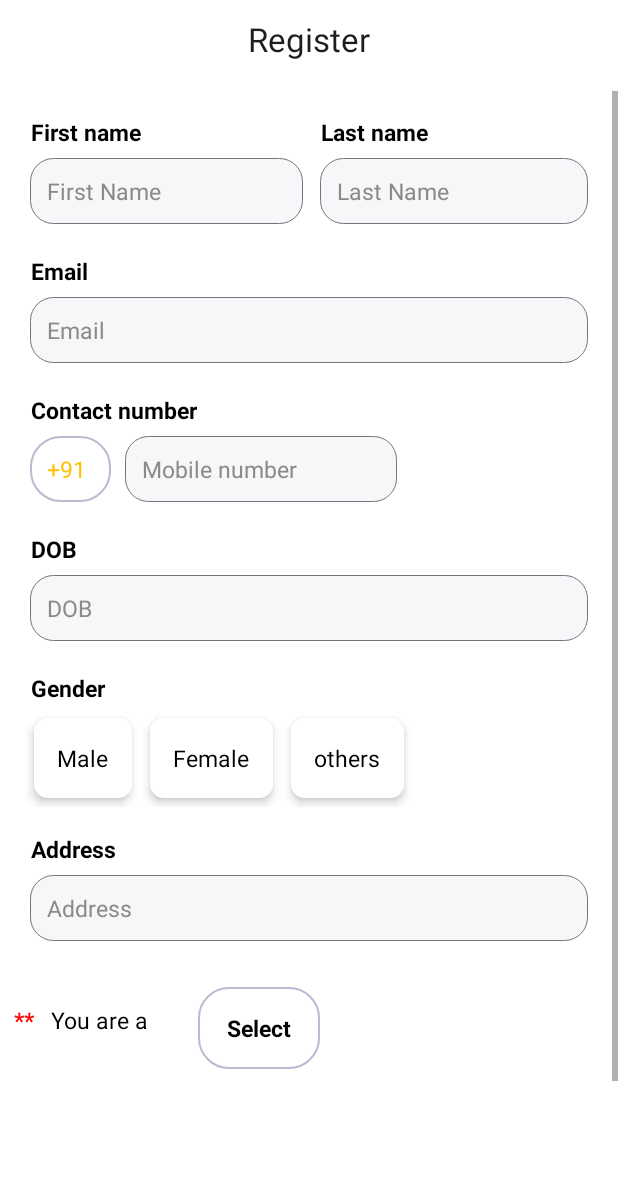
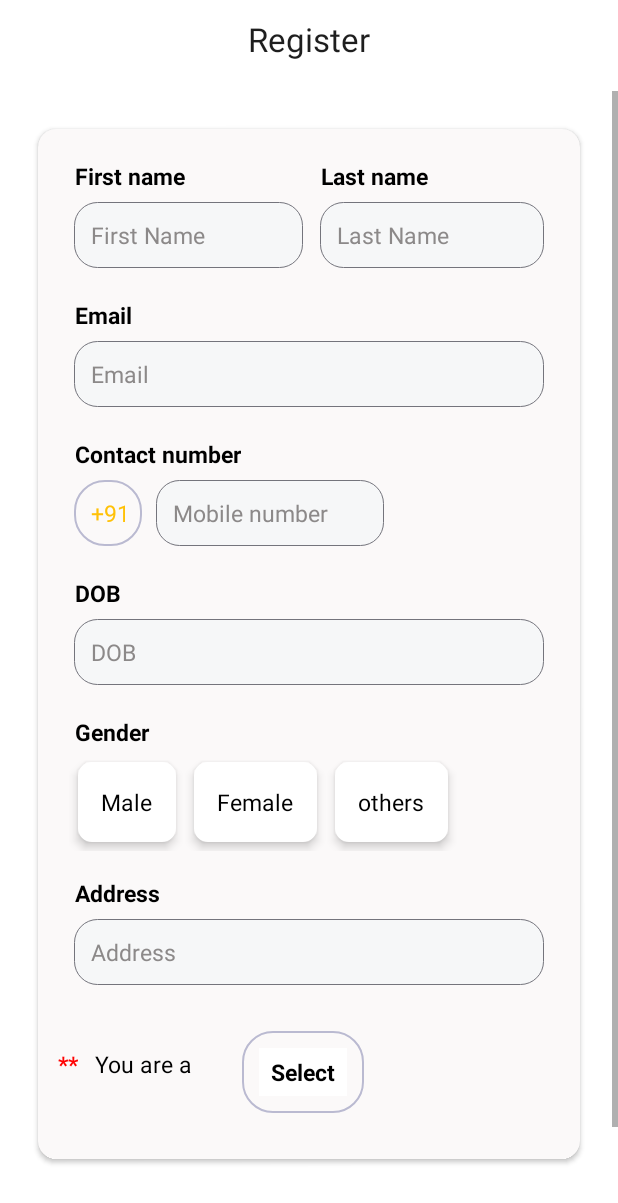
Before and after one commit to Rikeshyadav/meditrack, an Android app: the RegisterPage screen opened directly, with no data from a screen before it, on a phone screen of 412 x 824 dp. Shown: the top 1203 px of the screen. Run offline under Robolectric (Android 15) with nearby library versions, the phone set to English and light mode, and no system bars.

Commit message:
modified register page

```diff
--- a/app/src/main/AndroidManifest.xml
+++ b/app/src/main/AndroidManifest.xml
@@ -29,6 +29,7 @@
         <activity
             android:name=".HomePage"
             android:theme="@style/Theme.HomePage"
+            android:configChanges="orientation|screenSize|screenLayout|keyboardHidden"
             android:exported="false" />
         <activity
             android:name=".firstpage"
--- a/app/src/main/java/com/example/trackhealth/RegisterPage.java
+++ b/app/src/main/java/com/example/trackhealth/RegisterPage.java
@@ -2,6 +2,7 @@ package com.example.trackhealth;
 
 import androidx.appcompat.app.AppCompatActivity;
 import androidx.appcompat.widget.AppCompatButton;
+import androidx.cardview.widget.CardView;
 
 import android.app.DatePickerDialog;
 import android.os.Bundle;
@@ -29,9 +30,9 @@ public class RegisterPage extends AppCompatActivity {
     RadioButton male_radio, female_radio, others_radio, clinic_radio, hospital_radio;
     TextView spec_text, yoe_text, about_text, qualification_text, text_clinicphone, text_clinic_header, text_clinic_name, text_clinic_type, text_clinic_address, country_code2;
     EditText speciality, yoe, aboutDoc, qualification, organisation, clinic_type, clinic_address, clinic_phone, dob;
+    AppCompatButton signup;
 
-    View line1;
-    AppCompatButton signup;
+    CardView card2,card3;
 
     @Override
     protected void onCreate(Bundle savedInstanceState) {
@@ -58,7 +59,6 @@ public class RegisterPage extends AppCompatActivity {
 
         // id of line
 
-        line1 = findViewById(R.id.line);
         // id of edit text
         clinic_phone = findViewById(R.id.clinic_phone);
         dopcat = findViewById(R.id.docpat);
@@ -89,6 +89,13 @@ public class RegisterPage extends AppCompatActivity {
         //date of birth
 
         dob = findViewById(R.id.Age);
+
+
+        //id of cardView
+
+        card2=findViewById(R.id.card2);
+        card3=findViewById(R.id.card3);
+
         dob.setOnClickListener(new View.OnClickListener() {
             @Override
             public void onClick(View view) {
@@ -102,6 +109,7 @@ public class RegisterPage extends AppCompatActivity {
                     public void onClick(View view) {
                         text_clinic_address.setText("Hospital Address");
                         text_clinic_name.setText("Hospital Name");
+                        card3.setVisibility(View.VISIBLE);
                         text_clinic_type.setText("Hospital Type");
                         text_clinicphone.setText("Hospital Phone Number");
                         text_clinic_address.setVisibility(View.VISIBLE);
@@ -128,6 +136,7 @@ public class RegisterPage extends AppCompatActivity {
                 text_clinic_address.setVisibility(View.VISIBLE);
                 text_clinic_name.setVisibility(View.VISIBLE);
                 text_clinic_type.setVisibility(View.VISIBLE);
+                card3.setVisibility(View.VISIBLE);
                 text_clinicphone.setVisibility(View.VISIBLE);
                 organisation.setVisibility(View.VISIBLE);
                 country_code2.setVisibility(View.VISIBLE);
@@ -160,13 +169,16 @@ public class RegisterPage extends AppCompatActivity {
                     about_text.setVisibility(View.VISIBLE);
                     aboutDoc.setVisibility(View.VISIBLE);
                     qualification_text.setVisibility(View.VISIBLE);
-                    line1.setVisibility(View.VISIBLE);
                     text_clinic_header.setVisibility(View.VISIBLE);
                     yoe.setVisibility(View.VISIBLE);
+                    card2.setVisibility(View.VISIBLE);
+                    card3.setVisibility(View.GONE);
                     country_code2.setVisibility(View.GONE);
                     text_clinic_address.setVisibility(View.GONE);
                     text_clinic_name.setVisibility(View.GONE);
                     text_clinic_type.setVisibility(View.GONE);
+                    hospital_radio.setVisibility(View.VISIBLE);
+                    clinic_radio.setVisibility(View.VISIBLE);
                     text_clinicphone.setVisibility(View.GONE);
                     organisation.setVisibility(View.GONE);
                     clinic_type.setVisibility(View.GONE);
@@ -181,10 +193,13 @@ public class RegisterPage extends AppCompatActivity {
                     aboutDoc.setVisibility(View.GONE);
                     about_text.setVisibility(View.GONE);
                     yoe_text.setVisibility(View.GONE);
-                    line1.setVisibility(View.GONE);
                     text_clinicphone.setVisibility(View.GONE);
                     qualification_text.setVisibility(View.GONE);
                     text_clinic_header.setVisibility(View.GONE);
+                    card2.setVisibility(View.GONE);
+                    card3.setVisibility(View.GONE);
+                    hospital_radio.setVisibility(View.GONE);
+                    clinic_radio.setVisibility(View.GONE);
                     country_code2.setVisibility(View.GONE);
                     spec_text.setVisibility(View.GONE);
                     qualification.setVisibility(View.GONE);
@@ -207,15 +222,17 @@ public class RegisterPage extends AppCompatActivity {
                     speciality.setVisibility(View.GONE);
                     aboutDoc.setVisibility(View.GONE);
                     yoe_text.setVisibility(View.GONE);
-                    line1.setVisibility(View.GONE);
                     qualification_text.setVisibility(View.GONE);
                     text_clinic_header.setVisibility(View.GONE);
                     about_text.setVisibility(View.GONE);
                     spec_text.setVisibility(View.GONE);
                     qualification.setVisibility(View.GONE);
                     yoe.setVisibility(View.GONE);
-
+                    card2.setVisibility(View.GONE);
+                    card3.setVisibility(View.GONE);
                     hosOrClinic.setVisibility(View.GONE);
+                    hospital_radio.setVisibility(View.GONE);
+                    clinic_radio.setVisibility(View.GONE);
                     country_code2.setVisibility(View.GONE);
                     text_clinic_address.setVisibility(View.GONE);
                     text_clinic_name.setVisibility(View.GONE);
--- a/app/src/main/res/layout/activity_firstpage.xml
+++ b/app/src/main/res/layout/activity_firstpage.xml
@@ -23,9 +23,11 @@
         android:layout_marginBottom="90dp"
         app:tabIndicatorAnimationMode="elastic"
         app:tabTextColor="#B4BADC"
+        app:tabGravity="center"
+        app:tabIndicatorHeight="0dp"
         style="@style/CustomTabLayout"
         app:tabIndicatorGravity="bottom"
-        app:tabGravity="fill"
+        app:tabIndicatorColor="@color/transparentColor"
 app:tabTextAppearance="@style/CustomTabText"
        app:tabIndicator="@drawable/tab_indicator"
         app:tabSelectedTextColor="@color/blue"
--- a/app/src/main/res/layout/activity_main.xml
+++ b/app/src/main/res/layout/activity_main.xml
@@ -123,7 +123,6 @@
             android:layout_marginBottom="20dp"
             android:layout_marginEnd="0dp"
             android:layout_marginTop="20dp"
-            android:fontFamily="@font/gugi"
             android:textColor="@color/black"
             android:textSize="17sp" />
         <TextView
@@ -133,7 +132,6 @@
             android:id="@+id/regclick"
             android:layout_marginStart="3dp"
             android:layout_marginBottom="20dp"
-            android:fontFamily="@font/gugi"
             android:layout_marginEnd="0dp"
             android:layout_marginTop="20dp"
 
--- a/app/src/main/res/layout/activity_register.xml
+++ b/app/src/main/res/layout/activity_register.xml
@@ -3,6 +3,7 @@
     xmlns:tools="http://schemas.android.com/tools"
     android:layout_width="match_parent"
     android:layout_height="match_parent"
+    xmlns:app="http://schemas.android.com/apk/res-auto"
     android:background="@color/white"
     tools:context=".RegisterPage">
 
@@ -31,7 +32,20 @@
             android:layout_margin="@dimen/margin_small"
             android:layout_height="match_parent"
             >
-
+<androidx.cardview.widget.CardView
+    android:layout_width="match_parent"
+    android:layout_height="wrap_content"
+    android:layout_margin="20dp"
+    android:id="@+id/card1"
+    app:cardCornerRadius="12dp"
+    android:elevation="9dp"
+    app:cardBackgroundColor="#FBF9F9"
+    >
+    <RelativeLayout
+        android:layout_width="match_parent"
+        android:layout_height="match_parent"
+        android:padding="9dp"
+        >
             <LinearLayout
                 android:layout_width="match_parent"
                 android:layout_alignParentTop="true"
@@ -441,6 +455,26 @@
                     android:textColorHint="@color/black" />
 
             </LinearLayout>
+
+
+    </RelativeLayout>
+</androidx.cardview.widget.CardView>
+
+        <androidx.cardview.widget.CardView
+            android:layout_width="match_parent"
+            android:layout_height="wrap_content"
+            android:layout_margin="20dp"
+            android:id="@+id/card2"
+            android:layout_below="@id/card1"
+            app:cardCornerRadius="12dp"
+            android:elevation="9dp"
+            app:cardBackgroundColor="#FBF9F9"
+            >
+        <RelativeLayout
+            android:layout_width="match_parent"
+            android:layout_height="match_parent"
+            android:padding="9dp"
+            >
             <LinearLayout
                 android:layout_width="match_parent"
                 android:layout_height="wrap_content"
@@ -450,7 +484,6 @@
                 android:layout_marginTop="3dp"
                 android:layout_marginEnd="11dp"
                 android:layout_marginBottom="8dp"
-                android:layout_below="@+id/docpat_parent"
                 >
                 <TextView
                     android:layout_width="wrap_content"
@@ -616,56 +649,34 @@
                     />
 
             </LinearLayout>
-            <View
-                android:layout_width="match_parent"
-                android:layout_height="3dp"
-                android:layout_below="@id/qualification_parent"
-                android:id="@+id/line"
-                android:layout_marginTop="60dp"
-                android:layout_marginBottom="0dp"
-                android:layout_marginEnd="1dp"
-                android:layout_marginStart="1dp"
-                android:background="@color/hint"
-                />
+
+        </RelativeLayout>
+        </androidx.cardview.widget.CardView>
             <TextView
                 android:layout_width="match_parent"
                 android:layout_height="wrap_content"
                 android:text="Hospital/Clinic Details"
                 android:textStyle="bold"
-
-                android:layout_marginTop="15dp"
+                 android:fontFamily="@font/gugi"
+                android:layout_marginTop="45dp"
                 android:textSize="18sp"
                 android:layout_marginBottom="30dp"
                 android:layout_marginEnd="0dp"
                 android:layout_marginStart="8dp"
                 android:textColor="@color/black"
                 android:id="@+id/clinic_info"
-                android:layout_below="@id/line"
-                />
-
-<LinearLayout
-    android:layout_width="match_parent"
-    android:layout_height="wrap_content"
-    android:orientation="vertical"
-    android:layout_margin="@dimen/margin_small"
-    android:layout_below="@id/clinic_info"
-    android:id="@+id/hos_or_clinic"
-    >
-
-    <TextView
-        android:layout_width="wrap_content"
-        android:layout_height="wrap_content"
-        android:textSize="@dimen/register_font_size"
-        android:text="Works in "
-        android:layout_margin="@dimen/margin_small"
-        android:textColor="@color/black"
-
+                android:layout_below="@id/card2"
                 />
             <RadioGroup
                 android:layout_width="wrap_content"
                 android:layout_height="wrap_content"
                 android:orientation="horizontal"
                 android:id="@+id/work"
+                android:layout_marginStart="20dp"
+                android:layout_marginEnd="0dp"
+                android:layout_marginBottom="10dp"
+                android:layout_marginTop="0dp"
+                android:layout_below="@id/clinic_info"
                 >
                 <RadioButton
                     android:layout_width="wrap_content"
@@ -703,6 +714,40 @@
                     />
 
             </RadioGroup>
+
+        <androidx.cardview.widget.CardView
+            android:layout_width="match_parent"
+            android:layout_height="wrap_content"
+            android:layout_margin="20dp"
+            android:id="@+id/card3"
+            app:cardCornerRadius="12dp"
+            android:layout_below="@id/work"
+            android:elevation="9dp"
+            app:cardBackgroundColor="#FBF9F9"
+            >
+        <RelativeLayout
+            android:layout_width="match_parent"
+            android:layout_height="match_parent"
+            android:padding="9dp"
+            >
+<LinearLayout
+    android:layout_width="match_parent"
+    android:layout_height="wrap_content"
+    android:orientation="vertical"
+    android:layout_margin="@dimen/margin_small"
+    android:id="@+id/hos_or_clinic"
+    >
+
+    <TextView
+        android:layout_width="wrap_content"
+        android:layout_height="wrap_content"
+        android:textSize="@dimen/register_font_size"
+        android:text="Works in "
+        android:layout_margin="@dimen/margin_small"
+        android:textColor="@color/black"
+
+        />
+
 </LinearLayout>
             <LinearLayout
                 android:layout_width="match_parent"
@@ -929,6 +974,8 @@
 
 
             </LinearLayout>
+        </RelativeLayout>
+        </androidx.cardview.widget.CardView>
             <androidx.appcompat.widget.AppCompatButton
                 android:layout_width="wrap_content"
                 android:layout_height="wrap_content"
@@ -936,7 +983,7 @@
                 android:background="@drawable/orange_button"
                 android:textColor="@color/black"
                 android:id="@+id/signup"
-                android:layout_below="@id/clinicphone_parent"
+                android:layout_below="@id/card3"
                 android:layout_centerHorizontal="true"
                 android:layout_marginTop="30dp"
                 android:layout_marginBottom="20dp"
--- a/app/src/main/res/values/colors.xml
+++ b/app/src/main/res/values/colors.xml
@@ -11,4 +11,5 @@
 <color name="start_fragment_text_color">#000000</color>
     <color name="primary_color">#759EEE</color>
     <color name="transparentColor">#00000000</color>
+    <color name="register_Card_background_Color">#C1BEBE</color>
 </resources>
--- a/app/src/main/res/values/themes.xml
+++ b/app/src/main/res/values/themes.xml
@@ -42,4 +42,9 @@
     <style name="ThemeOverlay.AppCompat.navTheme">
         <item name="colorPrimary">@color/white</item>
     </style>
+
+    <style name="App.Custom.Indicator" parent="Widget.Material3.BottomNavigationView.ActiveIndicator">
+
+        <item name="android:color">#323232</item>
+    </style>
 </resources>
```
Also changed, not shown: app/src/main/java/com/example/trackhealth/HomePage.java (+4 -17 lines), app/src/main/res/layout/activity_homepage.xml (+7 -1 lines), app/src/main/res/layout/nav_header.xml (+6 -2 lines), app/src/main/res/values/dimen.xml (+9 -0 lines). Lines whose indentation alone changed are shown as unchanged.
